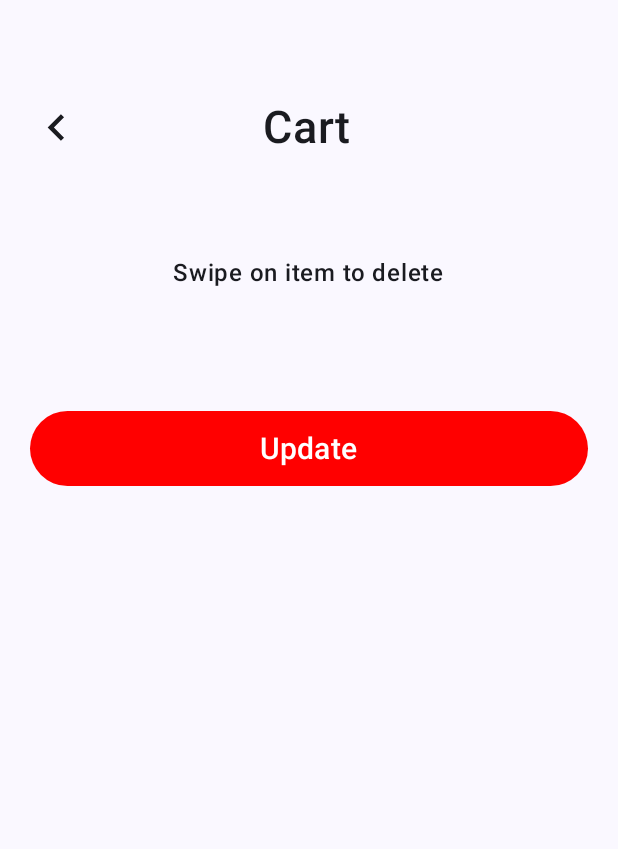
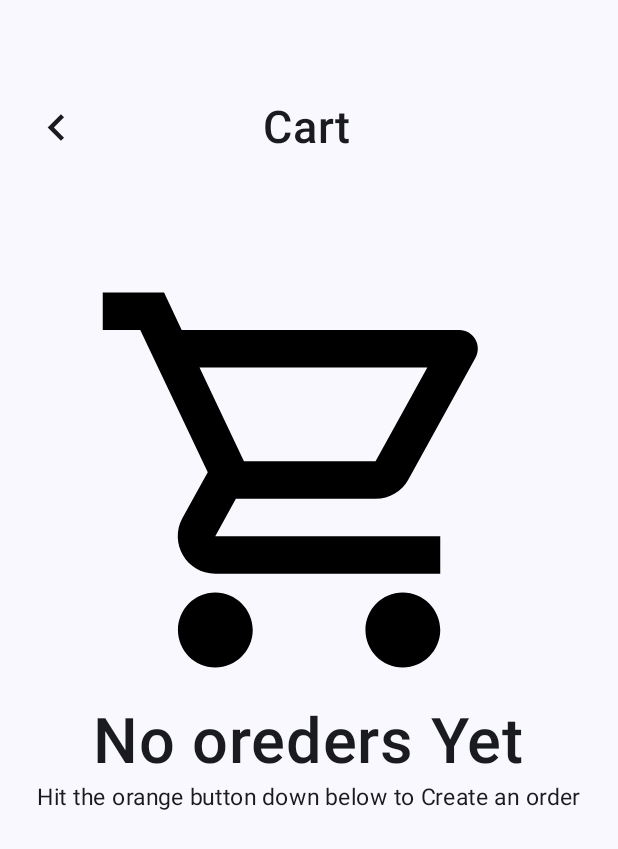
Before and after one commit to bhavya89hr/FoodOrderApp, an Android app built with Jetpack Compose: the screen it shows after launch (MainActivity), after a tap on "Cart", on a phone screen of 412 x 824 dp. Shown: the top 849 px of the screen. Run offline under Robolectric (Android 15) with nearby library versions, the phone set to English and light mode, and no system bars; pictures from the network do not load.

Commit message:
changes in screen

```diff
--- a/app/src/main/java/com/bhavya/foodorder/ViewModel/FoodViewModel.kt
+++ b/app/src/main/java/com/bhavya/foodorder/ViewModel/FoodViewModel.kt
@@ -23,7 +23,7 @@ import java.io.File
 import javax.inject.Inject
 
 
- // Remove this if not using Hilt
+
  class FoodViewModel @Inject constructor(
      private val context: Application
  ) : AndroidViewModel(context) {
--- a/app/src/main/java/com/bhavya/foodorder/navigation/AppScreens.kt
+++ b/app/src/main/java/com/bhavya/foodorder/navigation/AppScreens.kt
@@ -8,5 +8,6 @@ enum class AppScreens(val route: String) {
     CartScreen("Cart"),
     ChatBotScreen("ChatBot"),
     ProfileScreen("profile"),
-    SearchScreen("Search")
+    SearchScreen("Search"),
+    FavouriteScreen("Fav")
 }
--- a/app/src/main/java/com/bhavya/foodorder/navigation/FoNavigation.kt
+++ b/app/src/main/java/com/bhavya/foodorder/navigation/FoNavigation.kt
@@ -14,9 +14,13 @@ import androidx.navigation.navArgument
 import com.bhavya.foodorder.DataManager
 import com.bhavya.foodorder.FoodItemsDataClass.FoodItems
 import com.bhavya.foodorder.ViewModel.CartViewModel
+import com.bhavya.foodorder.ViewModel.FavouriteViewModel
+import com.bhavya.foodorder.ViewModel.SharedSearchViewModel
 import com.bhavya.foodorder.screens.CartScreen.CartScreen
+import com.bhavya.foodorder.screens.CartScreen.FavouriteScreen
 import com.bhavya.foodorder.screens.ChatBotScreen.ChatBotScreen
 import com.bhavya.foodorder.screens.GetStarted
+import com.bhavya.foodorder.screens.HomeScreen.CardDetail
 import com.bhavya.foodorder.screens.HomeScreen.HomeScreen
 import com.bhavya.foodorder.screens.LoginScreen.LoginScreen
 import com.bhavya.foodorder.screens.SearchScreen.SearchResultScreen
@@ -27,10 +31,11 @@ import com.bhavya.foodorder.screens.profileScreen.profileScreen
 
 @Composable
 fun FoNavigation(){
-  val foodItems= DataManager.data.toList()
+
     val navController= rememberNavController()
+    val favouriteViewModel: FavouriteViewModel=viewModel ()
     val cartviewmodel: CartViewModel= viewModel()
-
+val Searchitems: SharedSearchViewModel=viewModel()
     NavHost(navController=navController, startDestination = AppScreens.HomeScreen.route){
         composable (AppScreens.GetStarted.route){
             GetStarted(navController)
@@ -42,7 +47,9 @@ fun FoNavigation(){
         composable (AppScreens.HomeScreen.route){
             HomeScreen(
              navController=navController,
-        cartViewModel = cartviewmodel
+        cartViewModel = cartviewmodel,
+                searchViewModel = Searchitems,
+                favouriteViewModel = favouriteViewModel
             )
         }
         val CartScrreenRoute=AppScreens.CartScreen.route
@@ -87,18 +94,23 @@ fun FoNavigation(){
             profileEdit(email,name,mobileNo,address,navController)
 
         }
-        composable(AppScreens.SearchScreen.route) { backStackEntry ->
-            val results = backStackEntry.savedStateHandle.get<List<FoodItems>>("searchResults") ?: emptyList()
+        val SearchScreen=AppScreens.SearchScreen.route
+        composable(SearchScreen){
+
             SearchResultScreen(
                 navController = navController,
                 query = "",
-                results = results,
-                onItemClick = { food ->
-
-                }
+               searchViewModel = Searchitems,
+cartviewmodel,
+                favouriteViewModel
             )
         }
-
+composable(AppScreens.FavouriteScreen.route) {
+    FavouriteScreen(
+        navController = navController,
+        favouriteViewModel =favouriteViewModel
+    )
+}
     }
 
 }
--- a/app/src/main/java/com/bhavya/foodorder/screens/CartScreen/CartScreen.kt
+++ b/app/src/main/java/com/bhavya/foodorder/screens/CartScreen/CartScreen.kt
@@ -56,7 +56,9 @@ import androidx.compose.material.DismissDirection
 import androidx.compose.material.DismissValue
 import androidx.compose.material.ExperimentalMaterialApi
 import androidx.compose.material.icons.outlined.Delete
+import androidx.compose.material.icons.outlined.ShoppingCart
 import androidx.compose.material.rememberDismissState
+
 
 @OptIn(ExperimentalMaterialApi::class)
 @Composable
@@ -103,17 +105,35 @@ fun CartScreen(navController: NavController,cartViewModel: CartViewModel) {
                     )
                 }
 
-                Spacer(modifier = Modifier.height(50.dp))
 
-                Text(text = "Swipe on item to delete", fontWeight = FontWeight.SemiBold)
-                Spacer(modifier = Modifier.height(30.dp))
+                if (cartItems.isEmpty()){
 
+                        Column(modifier = Modifier.fillMaxSize(), verticalArrangement = Arrangement.Center, horizontalAlignment = Alignment.CenterHorizontally) {
+                            Spacer(modifier = Modifier.height(50.dp))
+
+                            Image(imageVector = Icons.Outlined.ShoppingCart, contentDescription = "", modifier = Modifier.size(300.dp))
+                            Text(text="No oreders Yet", fontSize = 42.sp, fontWeight = FontWeight.SemiBold)
+
+                            Text(text="Hit the orange button down below to Create an order", fontSize = 15.sp)
+                            Spacer(modifier = Modifier.height(200.dp))
+
+                            Button(onClick = {navController.navigate("Home")}, colors = ButtonDefaults.buttonColors(containerColor = Color(0xFFFA4A0C)), modifier = Modifier.fillMaxWidth().height(55.dp), shape =  RoundedCornerShape(20.dp)) {
+
+                                Text(text = "Place An Order", fontSize = 20.sp)
+                            }
+                        }
+
+                }else{
                Column(modifier = Modifier.fillMaxWidth().fillMaxHeight()) {
-                   cartItems.forEach {food->
+                   Spacer(modifier = Modifier.height(50.dp))
+
+                   Text(text = "Swipe on item to delete", fontWeight = FontWeight.SemiBold)
+                   Spacer(modifier = Modifier.height(30.dp))
+                   cartItems.forEach { food ->
                        var count = remember { mutableStateOf(1) }
                        val dismissState = rememberDismissState(
                            confirmStateChange = {
-                               if (it == DismissValue.DismissedToStart ) {
+                               if (it == DismissValue.DismissedToStart) {
                                    cartViewModel.removeFromCart(food)  // Remove from cart
                                    true
                                } else false
@@ -122,7 +142,10 @@ fun CartScreen(navController: NavController,cartViewModel: CartViewModel) {
 
                        SwipeToDismiss(
                            state = dismissState,
-                           directions = setOf(DismissDirection.StartToEnd, DismissDirection.EndToStart),
+                           directions = setOf(
+                               DismissDirection.StartToEnd,
+                               DismissDirection.EndToStart
+                           ),
                            background = {
                                Box(
                                    modifier = Modifier
@@ -225,6 +248,7 @@ fun CartScreen(navController: NavController,cartViewModel: CartViewModel) {
                            }
                        )
 
+                   }
                }
                     Spacer(modifier = Modifier.height(50.dp))
                     Button(
```
Also changed, not shown: app/src/main/java/com/bhavya/foodorder/screens/HomeScreen/HomeScreen.kt (+16 -8 lines).
